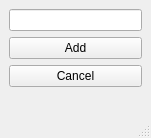
First picture: the form in addfriend.ui, repository markopoloparadox/ProjectPerun, before the edit.
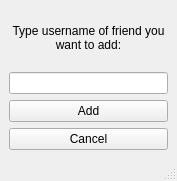
Second picture: the form after the edit.

The edit to the form file:
```diff
--- a/addfriend.ui
+++ b/addfriend.ui
@@ -6,15 +6,36 @@
    <rect>
     <x>0</x>
     <y>0</y>
-    <width>151</width>
-    <height>135</height>
+    <width>177</width>
+    <height>181</height>
    </rect>
   </property>
+  <property name="minimumSize">
+   <size>
+    <width>177</width>
+    <height>181</height>
+   </size>
+  </property>
   <property name="windowTitle">
    <string>MainWindow</string>
   </property>
   <widget class="QWidget" name="centralwidget">
+   <layout class="QGridLayout" name="gridLayout">
+    <item row="0" column="0">
    <layout class="QVBoxLayout" name="verticalLayout">
+      <item>
+       <widget class="QLabel" name="label">
+        <property name="text">
+         <string>Type username of friend you want to add:</string>
+        </property>
+        <property name="alignment">
+         <set>Qt::AlignCenter</set>
+        </property>
+        <property name="wordWrap">
+         <bool>true</bool>
+        </property>
+       </widget>
+      </item>
     <item>
      <widget class="QLineEdit" name="EmailLineEdit"/>
     </item>
@@ -32,14 +53,22 @@
       </property>
      </widget>
     </item>
-    <item>
+     </layout>
+    </item>
+   </layout>
      <widget class="QLabel" name="StatusLabel">
+    <property name="geometry">
+     <rect>
+      <x>18</x>
+      <y>11</y>
+      <width>16</width>
+      <height>16</height>
+     </rect>
+    </property>
       <property name="text">
        <string/>
       </property>
      </widget>
-    </item>
-   </layout>
   </widget>
   <widget class="QStatusBar" name="statusbar"/>
  </widget>
```
Lines whose indentation alone changed are shown as unchanged.
